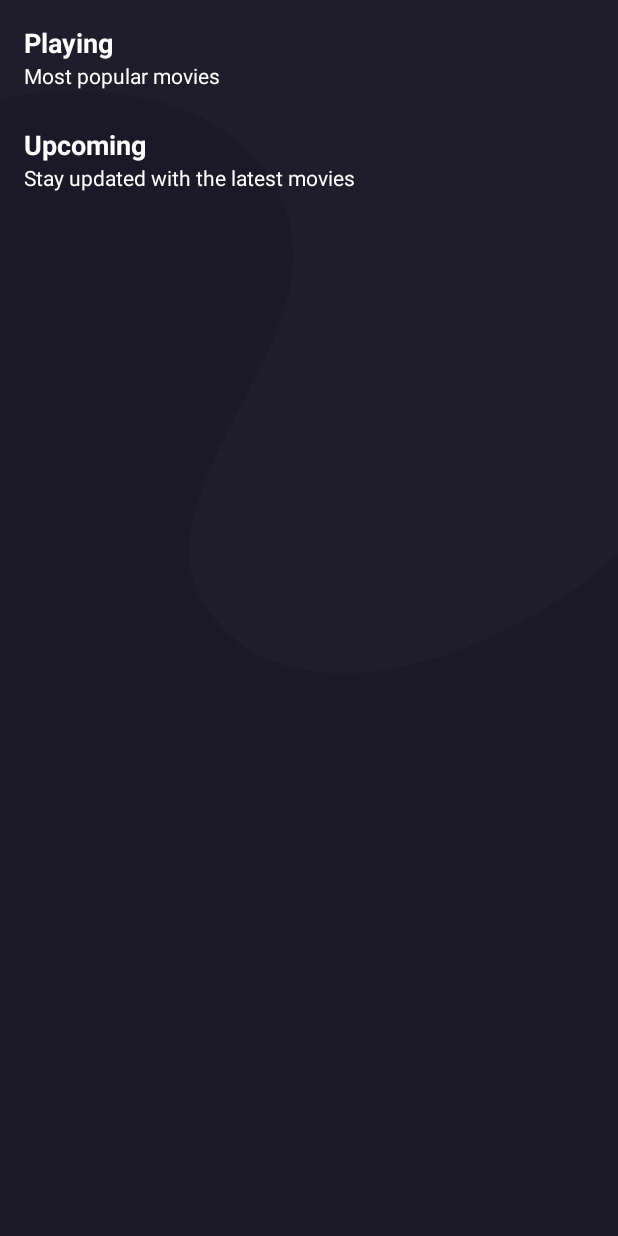
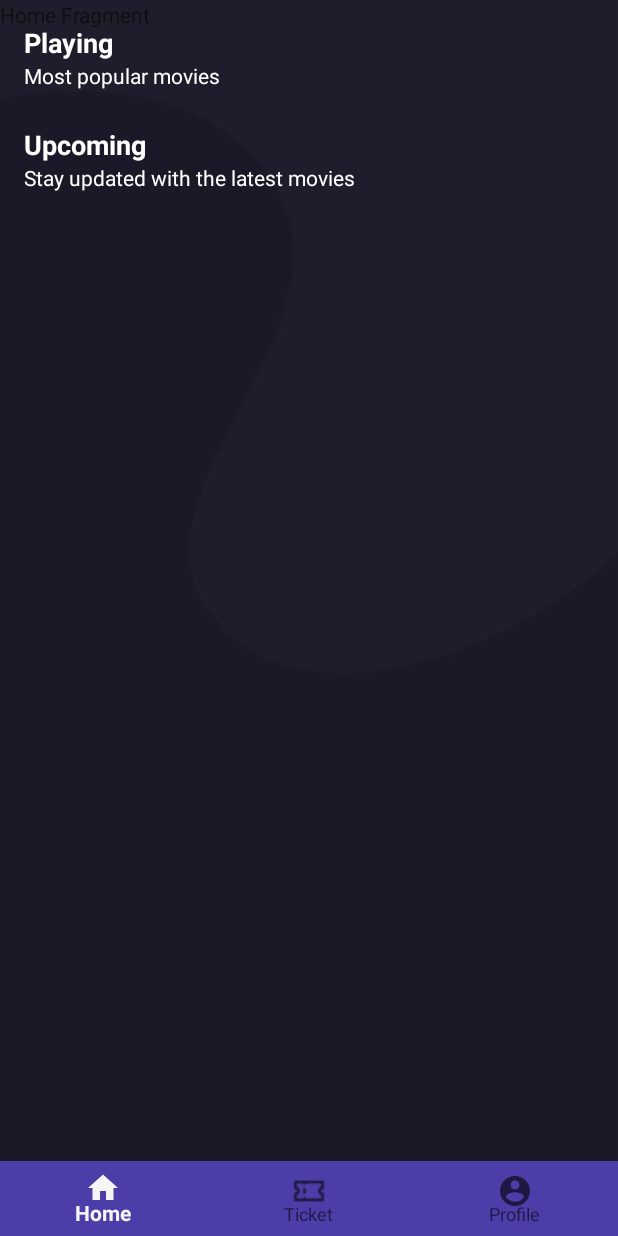
Before and after one commit to mikhaelAPG/Theatrum, an Android app: the screen it shows after launch (MainActivity), on a phone screen of 412 x 824 dp. Run offline under Robolectric (Android 15) with nearby library versions, the phone set to English and light mode, and no system bars; our stand-ins replace navigation-ui; pictures from the network do not load; 1 statement that could not run was skipped.

Commit message:
penambahan bottom nav dummy

```diff
--- a/app/build.gradle
+++ b/app/build.gradle
@@ -49,6 +49,8 @@ dependencies {
     implementation 'androidx.navigation:navigation-ui-ktx:2.2.2'
     implementation 'androidx.recyclerview:recyclerview:1.0.0'
     implementation 'androidx.cardview:cardview:1.0.0'
+    implementation 'com.android.support:design:30.0.3'
+    implementation 'androidx.legacy:legacy-support-v4:1.0.0'
     testImplementation 'junit:junit:4.+'
     androidTestImplementation 'androidx.test.ext:junit:1.1.2'
     androidTestImplementation 'androidx.test.espresso:espresso-core:3.3.0'
--- /dev/null
+++ b/app/src/main/java/com/example/theatrum/HomeFragment.kt
@@ -0,0 +1,16 @@
+package com.example.theatrum
+
+import android.os.Bundle
+import androidx.fragment.app.Fragment
+import android.view.LayoutInflater
+import android.view.View
+import android.view.ViewGroup
+
+class HomeFragment : Fragment() {
+
+    override fun onCreateView(inflater: LayoutInflater, container: ViewGroup?, savedInstanceState: Bundle?): View? {
+        // Inflate the layout for this fragment
+        return inflater.inflate(R.layout.fragment_home, container, false)
+    }
+
+}
--- a/app/src/main/java/com/example/theatrum/MainActivity.kt
+++ b/app/src/main/java/com/example/theatrum/MainActivity.kt
@@ -8,12 +8,14 @@ import android.view.WindowManager
 import android.widget.Toast
 import com.google.android.material.bottomnavigation.BottomNavigationView
 import androidx.appcompat.app.AppCompatActivity
+import androidx.fragment.app.Fragment
 import androidx.navigation.findNavController
 import androidx.navigation.ui.AppBarConfiguration
 import androidx.navigation.ui.setupActionBarWithNavController
 import androidx.navigation.ui.setupWithNavController
 import androidx.recyclerview.widget.LinearLayoutManager
 import androidx.recyclerview.widget.RecyclerView
+import kotlinx.android.synthetic.main.activity_main.*
 
 class MainActivity : AppCompatActivity() {
 
@@ -32,6 +34,12 @@ class MainActivity : AppCompatActivity() {
     override fun onCreate(savedInstanceState: Bundle?) {
         super.onCreate(savedInstanceState)
         setContentView(R.layout.activity_main)
+
+        bottom_navigation.setOnNavigationItemSelectedListener(onBottomNavListener)
+
+        var fr = supportFragmentManager.beginTransaction()
+        fr.add(R.id.fl_fragment, HomeFragment())
+        fr.commit()
 
         popularMovies = findViewById(R.id.popular_movies)
         popularMoviesLayoutMgr = LinearLayoutManager(
@@ -56,8 +64,28 @@ class MainActivity : AppCompatActivity() {
         getPopularMovies()
         getUpcomingMovies()
 
+    }
 
+    private val onBottomNavListener = BottomNavigationView.OnNavigationItemSelectedListener {i->
+        var selectedFr: Fragment = HomeFragment()
 
+        when(i.itemId) {
+            R.id.item_home -> {
+                selectedFr = HomeFragment()
+            }
+
+            R.id.item_ticket -> {
+                selectedFr = TicketFragment()
+            }
+
+            R.id.item_profile -> {
+                selectedFr = ProfileFragment()
+            }
+        }
+        var fr = supportFragmentManager.beginTransaction()
+        fr.replace(R.id.fl_fragment, selectedFr)
+        fr.commit()
+        true
     }
 
     private fun getPopularMovies() {
--- /dev/null
+++ b/app/src/main/res/drawable/ic_home.xml
@@ -0,0 +1,5 @@
+<vector android:height="24dp" android:tint="#FFFFFF"
+    android:viewportHeight="24" android:viewportWidth="24"
+    android:width="24dp" xmlns:android="http://schemas.android.com/apk/res/android">
+    <path android:fillColor="@android:color/white" android:pathData="M10,20v-6h4v6h5v-8h3L12,3 2,12h3v8z"/>
+</vector>
--- /dev/null
+++ b/app/src/main/res/drawable/ic_profile.xml
@@ -0,0 +1,5 @@
+<vector android:height="24dp" android:tint="#FFFFFF"
+    android:viewportHeight="24" android:viewportWidth="24"
+    android:width="24dp" xmlns:android="http://schemas.android.com/apk/res/android">
+    <path android:fillColor="@android:color/white" android:pathData="M12,2C6.48,2 2,6.48 2,12s4.48,10 10,10 10,-4.48 10,-10S17.52,2 12,2zM12,5c1.66,0 3,1.34 3,3s-1.34,3 -3,3 -3,-1.34 -3,-3 1.34,-3 3,-3zM12,19.2c-2.5,0 -4.71,-1.28 -6,-3.22 0.03,-1.99 4,-3.08 6,-3.08 1.99,0 5.97,1.09 6,3.08 -1.29,1.94 -3.5,3.22 -6,3.22z"/>
+</vector>
--- a/app/src/main/res/layout/activity_main.xml
+++ b/app/src/main/res/layout/activity_main.xml
@@ -5,19 +5,6 @@
     android:background="@drawable/splash"
     android:layout_width="match_parent"
     android:layout_height="match_parent">
-
-<!--    <com.google.android.material.bottomnavigation.BottomNavigationView-->
-<!--        android:id="@+id/nav_view"-->
-<!--        android:layout_width="0dp"-->
-<!--        android:layout_height="wrap_content"-->
-<!--        android:layout_marginStart="0dp"-->
-<!--        android:layout_marginEnd="0dp"-->
-<!--        android:background="@color/purple"-->
-<!--        app:itemIconTint="@drawable/bottom_nav_icon_color"-->
-<!--        app:itemTextColor="@drawable/bottom_nav_icon_color"-->
-<!--        app:layout_constraintBottom_toBottomOf="parent"-->
-<!--        app:layout_constraintLeft_toLeftOf="parent"-->
-<!--        app:layout_constraintRight_toRightOf="parent" />-->
 
     <androidx.core.widget.NestedScrollView
         xmlns:android="http://schemas.android.com/apk/res/android"
@@ -90,16 +77,26 @@
 
     </androidx.core.widget.NestedScrollView>
 
-<!--    <fragment-->
-<!--        android:id="@+id/nav_host_fragment"-->
-<!--        android:name="androidx.navigation.fragment.NavHostFragment"-->
-<!--        android:layout_width="match_parent"-->
-<!--        android:layout_height="match_parent"-->
-<!--        app:defaultNavHost="true"-->
-<!--        app:layout_constraintBottom_toTopOf="@id/nav_view"-->
-<!--        app:layout_constraintLeft_toLeftOf="parent"-->
-<!--        app:layout_constraintRight_toRightOf="parent"-->
-<!--        app:layout_constraintTop_toTopOf="parent"-->
-<!--        app:navGraph="@navigation/mobile_navigation" />-->
+    <RelativeLayout
+        android:layout_width="match_parent"
+        android:layout_height="match_parent"
+        android:orientation="vertical">
+
+        <FrameLayout
+            android:id="@+id/fl_fragment"
+            android:layout_width="match_parent"
+            android:layout_height="match_parent"
+            android:layout_alignParentTop="true"
+            android:layout_above="@+id/bottom_navigation"/>
+
+        <com.google.android.material.bottomnavigation.BottomNavigationView
+            android:id="@+id/bottom_navigation"
+            android:layout_width="match_parent"
+            android:layout_height="50dp"
+            android:layout_alignParentBottom="true"
+            android:background="@color/purple"
+            app:labelVisibilityMode="labeled"
+            app:menu="@menu/bottom_navigation" />
+    </RelativeLayout>
 
 </androidx.constraintlayout.widget.ConstraintLayout>
--- /dev/null
+++ b/app/src/main/res/layout/fragment_home.xml
@@ -0,0 +1,14 @@
+<?xml version="1.0" encoding="utf-8"?>
+<FrameLayout xmlns:android="http://schemas.android.com/apk/res/android"
+    xmlns:tools="http://schemas.android.com/tools"
+    android:layout_width="match_parent"
+    android:layout_height="match_parent"
+    tools:context=".HomeFragment">
+
+    <!-- TODO: Update blank fragment layout -->
+    <TextView
+        android:layout_width="match_parent"
+        android:layout_height="match_parent"
+        android:text="Home Fragment" />
+
+</FrameLayout>
--- /dev/null
+++ b/app/src/main/res/menu/bottom_navigation.xml
@@ -0,0 +1,18 @@
+<?xml version="1.0" encoding="utf-8"?>
+<menu xmlns:android="http://schemas.android.com/apk/res/android">
+
+    <item
+        android:id="@+id/item_home"
+        android:title="@string/home"
+        android:icon="@drawable/ic_home"/>
+
+    <item
+        android:id="@+id/item_ticket"
+        android:title="@string/ticket"
+        android:icon="@drawable/uil_ticket"/>
+
+    <item
+        android:id="@+id/item_profile"
+        android:title="@string/profile"
+        android:icon="@drawable/ic_profile"/>
+</menu>
--- a/app/src/main/res/values/strings.xml
+++ b/app/src/main/res/values/strings.xml
@@ -1,8 +1,8 @@
 <resources>
     <string name="app_name">Theatrum</string>
-    <string name="title_home">Home</string>
-    <string name="title_ticket">Ticket</string>
-    <string name="title_profile">Profile</string>
+    <string name="home">Home</string>
+    <string name="ticket">Ticket</string>
+    <string name="profile">Profile</string>
 
     <string name="popular">Playing</string>
     <string name="most_popular_movies">Most popular movies</string>
@@ -11,4 +11,6 @@
     <string name="highest_rated_movies">Highest rated movies of all time</string>
     <string name="upcoming">Upcoming</string>
     <string name="stay_updated">Stay updated with the latest movies</string>
+    <!-- TODO: Remove or change this placeholder text -->
+    <string name="hello_blank_fragment">Hello blank fragment</string>
 </resources>
--- a/app/src/main/res/values/themes.xml
+++ b/app/src/main/res/values/themes.xml
@@ -3,7 +3,7 @@
     <style name="Theme.Theatrum" parent="Theme.AppCompat.DayNight.NoActionBar">
         <!-- Primary brand color. -->
         <item name="colorPrimary">@color/purple_500</item>
-        <item name="colorPrimaryVariant">@color/purple_700</item>
+        <item name="colorPrimaryVariant">@color/white</item>
         <item name="colorOnPrimary">@color/white</item>
         <!-- Secondary brand color. -->
         <item name="colorSecondary">@color/teal_200</item>
```
Also changed, not shown: app/src/main/java/com/example/theatrum/ProfileFragment.kt (added, +16 -0 lines), app/src/main/java/com/example/theatrum/TicketFragment.kt (added, +15 -0 lines), app/src/main/res/layout/fragment_profile.xml (added, +14 -0 lines), app/src/main/res/layout/fragment_ticket.xml (added, +14 -0 lines), app/src/main/res/drawable-hdpi/uil_ticket.png (added), app/src/main/res/drawable-mdpi/uil_ticket.png (added), app/src/main/res/drawable-xhdpi/uil_ticket.png (added), app/src/main/res/drawable-xxhdpi/uil_ticket.png (added), app/src/main/res/drawable-xxxhdpi/uil_ticket.png (added).
